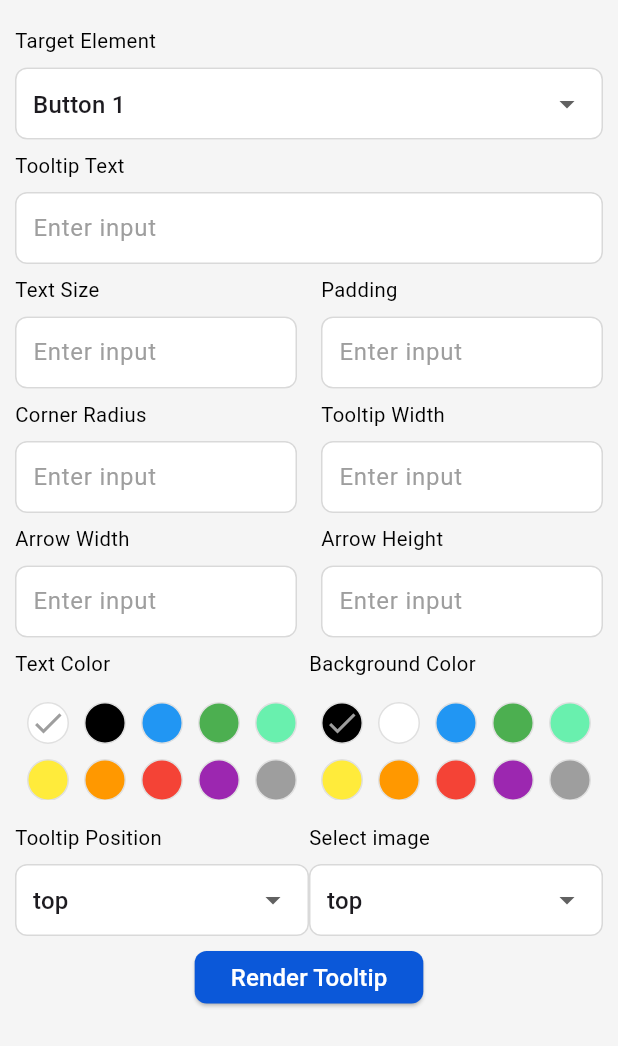
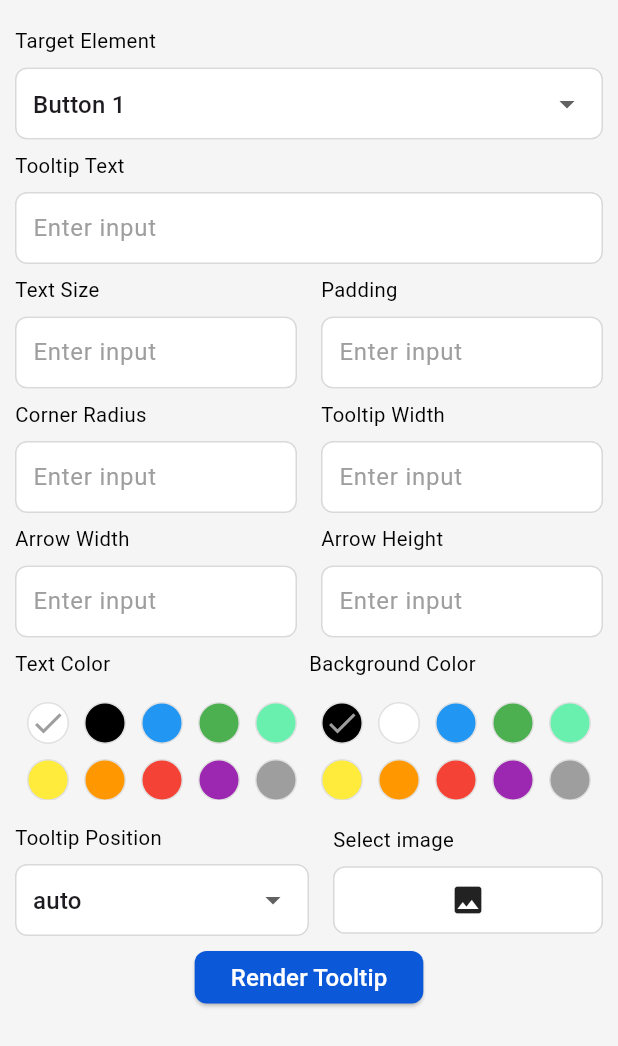
Before and after one commit to RGTechPro/plotline_task, a Flutter app: the screen it shows after launch, on a phone screen of 412 x 824 dp. Shown: the top 1046 px of the screen. Run offline on Flutter 3.47's test engine with Material 2 defaults, Android fonts, the phone set to English and light mode, and no system bars; our stand-ins replace image_picker.

```diff
--- a/lib/src/models/tooltip_model.dart
+++ b/lib/src/models/tooltip_model.dart
@@ -1,4 +1,5 @@
 import 'package:flutter/material.dart';
+import 'package:plotline_task/src/services/tooltip/tooltip_position.dart';
 
 class TooltipProperties {
   final String targetElement;
@@ -12,8 +13,9 @@ class TooltipProperties {
   final double arrowWidth;
   final double arrowHeight;
   final String? image;
-  TooltipProperties({
-    required this.targetElement,
+  final TooltipPosition tooltipPosition;
+  TooltipProperties(
+      {required this.targetElement,
       required this.tooltipText,
       required this.textSize,
       required this.padding,
@@ -23,6 +25,6 @@ class TooltipProperties {
       required this.tooltipWidth,
       required this.arrowWidth,
       required this.arrowHeight,
-     this.image
-  });
+      required this.tooltipPosition,
+      this.image});
 }
--- a/lib/src/views/tooltip_renderer.dart
+++ b/lib/src/views/tooltip_renderer.dart
@@ -1,8 +1,10 @@
 import 'package:flutter/material.dart';
+import 'package:flutter/services.dart';
 import 'package:plotline_task/src/constants.dart';
 import 'package:plotline_task/src/models/tooltip_model.dart';
+import 'package:plotline_task/src/services/tooltip/tooltip_position.dart';
 import 'package:plotline_task/src/views/home_page.dart';
-
+import 'package:image_picker/image_picker.dart';
 import '../widgets/my_color_picker.dart';
 
 class TooltipForm extends StatefulWidget {
@@ -24,10 +26,11 @@ class _TooltipFormState extends State<TooltipForm> {
   final tooltipWidthController = TextEditingController();
   final arrowWidthController = TextEditingController();
   final arrowHeightController = TextEditingController();
-  String selectedTooltipPosition = 'top'; // Default position
-  Color textColor = Colors.black;
-  Color backgroundColor = Colors.white;
-
+  TooltipPosition? tooltipPosition = TooltipPosition.auto;
+  String selectedTooltipPosition = 'auto'; // Default position
+  Color textColor = Colors.white;
+  Color backgroundColor = Colors.black;
+  XFile? image;
   @override
   void dispose() {
     targetElementController.dispose();
@@ -354,8 +357,8 @@ class _TooltipFormState extends State<TooltipForm> {
                   ],
                 ),
 
-
                 Row(
+                  mainAxisAlignment: MainAxisAlignment.spaceBetween,
                   children: [
                     Flexible(
                       flex: 1,
@@ -382,13 +385,16 @@ class _TooltipFormState extends State<TooltipForm> {
                             onChanged: (value) {
                               setState(() {
                                 selectedTooltipPosition = value!;
+                               tooltipPosition = TooltipPosition.values
+                                    .firstWhere(
+                                        (e) => e.name == selectedTooltipPosition);
                               });
                             },
                           ),
                         ],
                       ),
                     ),
-                     Flexible(
+                    Flexible(
                       flex: 1,
                       child: Column(
                         crossAxisAlignment: CrossAxisAlignment.start,
@@ -400,22 +406,20 @@ class _TooltipFormState extends State<TooltipForm> {
                               style: kFormLabelTextStyle,
                             ),
                           ),
-                          DropdownButtonFormField<String>(
-                            decoration: kFromInputDecoration,
-                            value: selectedTooltipPosition,
-                            items: ['top', 'bottom', 'right', 'left', 'auto']
-                                .map((position) {
-                              return DropdownMenuItem<String>(
-                                value: position,
-                                child: Text(position),
-                              );
-                            }).toList(),
-                            onChanged: (value) {
-                              setState(() {
-                                selectedTooltipPosition = value!;
-                              });
+                          GestureDetector(
+                            onTap: () async {
+                              await pickImage();
                             },
-                          ),
+                            child: Container(
+                              height: 45,
+                              width: 180,
+                              decoration: BoxDecoration(
+                                  border: Border.all(color: Color(0xffD9D9D9)),
+                                  color: Colors.white,
+                                  borderRadius: BorderRadius.circular(8)),
+                              child: Icon(Icons.image),
+                            ),
+                          )
                         ],
                       ),
                     ),
@@ -438,7 +442,6 @@ class _TooltipFormState extends State<TooltipForm> {
                         ),
                         onPressed: () {
                           if (_formKey.currentState!.validate()) {
-
                             if (mounted) {
                               Navigator.push(
                                   context,
@@ -466,7 +469,10 @@ class _TooltipFormState extends State<TooltipForm> {
                                                 arrowWidth: double.parse(
                                                     arrowHeightController.text),
                                                 arrowHeight: double.parse(
-                                                    arrowHeightController.text)),
+                                                  arrowHeightController.text,
+                                                ),
+                                                tooltipPosition:
+                                                    tooltipPosition!),
                                           )));
                             }
                           }
@@ -486,4 +492,15 @@ class _TooltipFormState extends State<TooltipForm> {
       ),
     );
   }
+
+  Future pickImage() async {
+    try {
+      final image = await ImagePicker().pickImage(source: ImageSource.gallery);
+      if (image == null) return;
+      final imageTemp = XFile(image.path);
+      setState(() => this.image = imageTemp);
+    } on PlatformException catch (e) {
+      print('Failed to pick image: $e');
+    }
+  }
 }
```
Also changed, not shown: lib/src/services/tooltip/my_tooltip.dart (+10 -10 lines), lib/src/views/home_page.dart (+5 -5 lines), pubspec.yaml (+5 -65 lines), pubspec.lock, 6 other files. Lines whose indentation alone changed are shown as unchanged.
